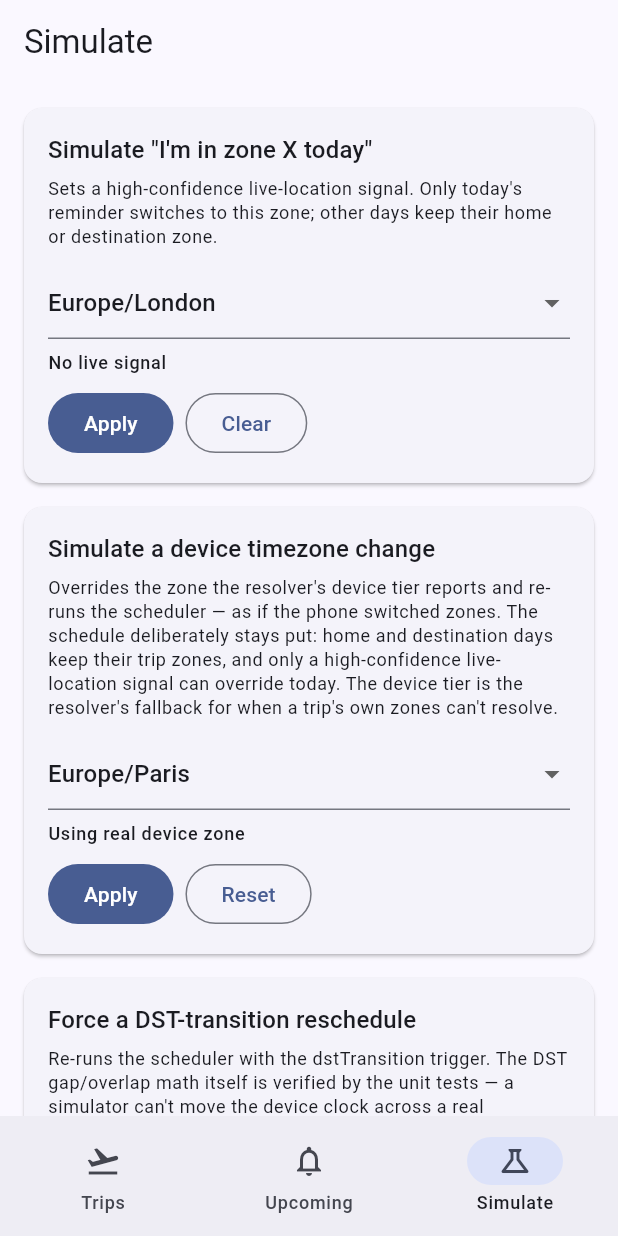
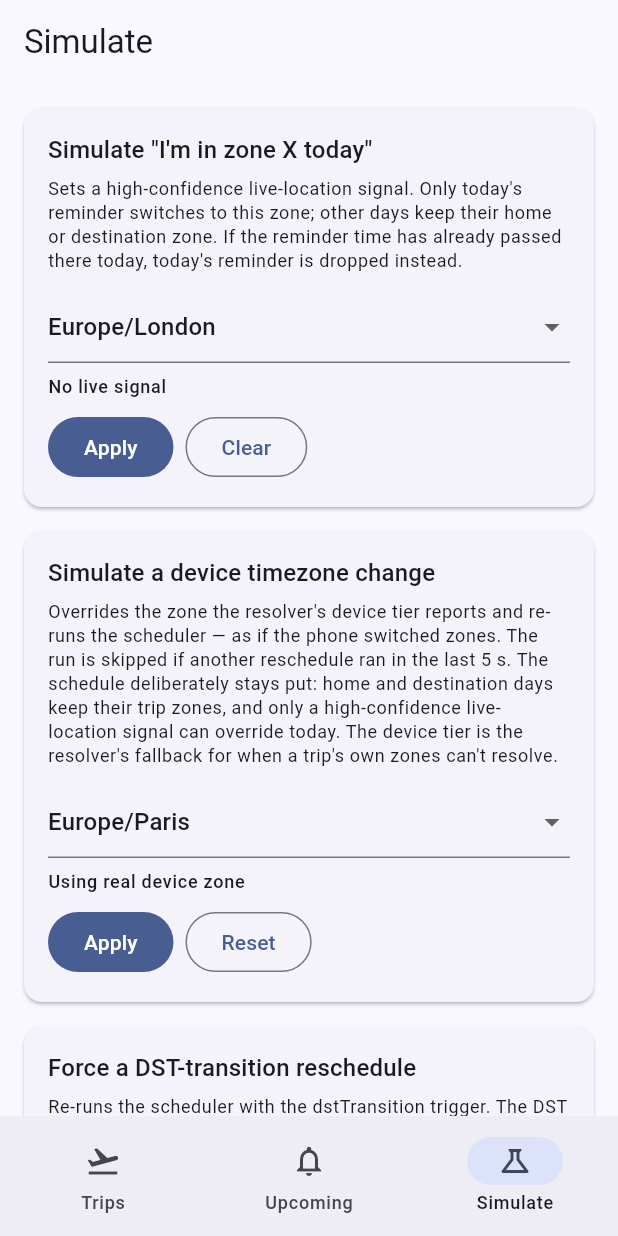
Before and after one commit to agrozdani/flutter-trip-reminder-scheduler, a Flutter app: the screen it shows after launch, item 3 of the bottom bar chosen, on a phone screen of 412 x 824 dp. Run offline on Flutter 3.47's test engine with Material 3 defaults, Android fonts, the phone set to English and light mode, and no system bars; our stand-ins replace clock, flutter_local_notifications, flutter_riverpod, flutter_timezone, shared_preferences, timezone.

Commit message:
Say what the Simulate controls drop or skip
The live-location card now says today's reminder is dropped when its
time has already passed in that zone, and the device-timezone card that
its run is skipped within 5 s of another reschedule, as the README said.

Co-Authored-By: Claude Opus 5.5 <noreply@anthropic.com>

```diff
--- a/lib/src/app/screens/simulate_screen.dart
+++ b/lib/src/app/screens/simulate_screen.dart
@@ -50,7 +50,8 @@ class _SimulateScreenState extends ConsumerState<SimulateScreen> {
             description:
                 'Sets a high-confidence live-location signal. Only today\'s '
                 'reminder switches to this zone; other days keep their home or '
-                'destination zone.',
+                'destination zone. If the reminder time has already passed '
+                'there today, today\'s reminder is dropped instead.',
             current: locationSource.zone == null
                 ? 'No live signal'
                 : 'Live zone: ${locationSource.zone}',
@@ -86,6 +87,7 @@ class _SimulateScreenState extends ConsumerState<SimulateScreen> {
             description:
                 'Overrides the zone the resolver\'s device tier reports and '
                 're-runs the scheduler — as if the phone switched zones. The '
+                'run is skipped if another reschedule ran in the last 5 s. The '
                 'schedule deliberately stays put: home and destination days '
                 'keep their trip zones, and only a high-confidence '
                 'live-location signal can override today. The device tier is '
```
Also changed, not shown: 1 other file.
